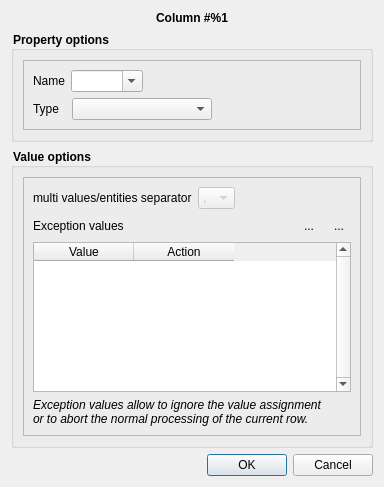
Old version of the form library/tulip-gui/designer/CSVPropertyDialog.ui in the repository Tulip-Dev/tulip.
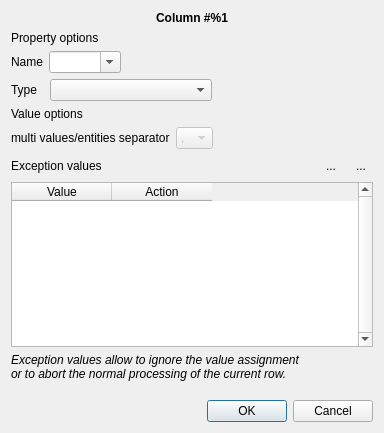
New version of the form. Icons and pictures are not drawn.

Commit message: End of QGroupBox replacement + ui homogenization

The edit to the form file:
```diff
--- a/library/tulip-gui/designer/CSVPropertyDialog.ui
+++ b/library/tulip-gui/designer/CSVPropertyDialog.ui
@@ -7,7 +7,7 @@
     <x>0</x>
     <y>0</y>
     <width>384</width>
-    <height>487</height>
+    <height>433</height>
    </rect>
   </property>
   <property name="windowTitle">
@@ -16,7 +16,6 @@
   <property name="styleSheet">
    <string notr="true">
       #columnLabel { font: bold; }
-      QGroupBox { font-weight: bold; }
     </string>
   </property>
   <property name="modal">
@@ -25,6 +24,9 @@
   <layout class="QVBoxLayout" name="verticalLayout_2">
    <item>
     <layout class="QVBoxLayout" name="verticalLayout_3">
+     <property name="spacing">
+      <number>6</number>
+     </property>
      <item>
       <widget class="QLabel" name="columnLabel">
        <property name="layoutDirection">
@@ -39,20 +41,15 @@
       </widget>
      </item>
      <item>
-      <widget class="QGroupBox" name="groupBox">
-       <property name="title">
+      <widget class="QLabel" name="label">
+       <property name="text">
         <string>Property options</string>
        </property>
-       <layout class="QVBoxLayout" name="verticalLayout">
-        <item>
-         <widget class="QFrame" name="frame_3">
-          <property name="frameShape">
-           <enum>QFrame::StyledPanel</enum>
-          </property>
-          <property name="frameShadow">
-           <enum>QFrame::Raised</enum>
-          </property>
-          <layout class="QVBoxLayout" name="verticalLayout_7">
+       <property name="groupTitle" stdset="0">
+        <bool>true</bool>
+       </property>
+      </widget>
+     </item>
            <item>
             <layout class="QHBoxLayout" name="horizontalLayout_2">
              <item>
@@ -133,27 +130,16 @@
              </item>
             </layout>
            </item>
-          </layout>
-         </widget>
-        </item>
-       </layout>
-      </widget>
-     </item>
      <item>
-      <widget class="QGroupBox" name="groupBox_2">
-       <property name="title">
+      <widget class="QLabel" name="label_4">
+       <property name="text">
         <string>Value options</string>
        </property>
-       <layout class="QVBoxLayout" name="verticalLayout_4">
-        <item>
-         <widget class="QFrame" name="valuePropertiesFrame">
-          <property name="frameShape">
-           <enum>QFrame::StyledPanel</enum>
-          </property>
-          <property name="frameShadow">
-           <enum>QFrame::Raised</enum>
-          </property>
-          <layout class="QVBoxLayout" name="verticalLayout_5">
+       <property name="groupTitle" stdset="0">
+        <bool>true</bool>
+       </property>
+      </widget>
+     </item>
            <item>
             <layout class="QHBoxLayout" name="horizontalLayout_4">
              <item>
@@ -351,12 +337,6 @@
              <property name="text">
               <string>&lt;p style=&quot; font-size:12px;&quot;&gt;&lt;i&gt;Exception values allow to ignore the value assignment&lt;br/&gt;or to abort the normal processing of the current row.&lt;/i&gt;&lt;/p&gt;</string>
              </property>
-            </widget>
-           </item>
-          </layout>
-         </widget>
-        </item>
-       </layout>
       </widget>
      </item>
      <item>
```
Lines whose indentation alone changed are shown as unchanged. The commit also changes 30 other files.
